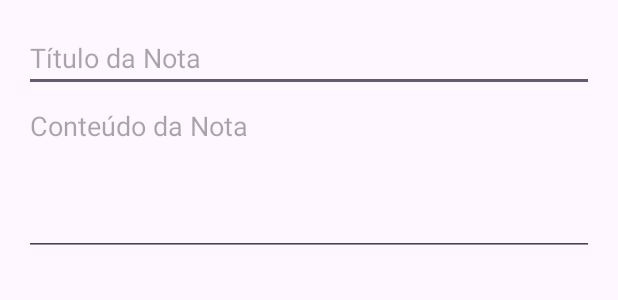
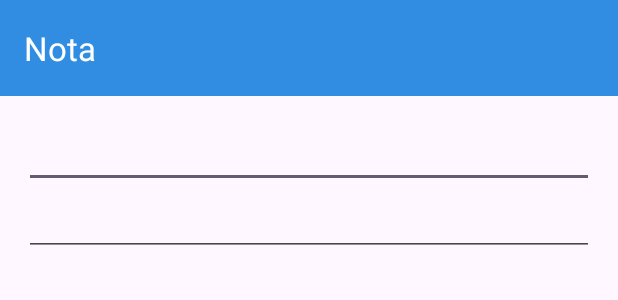
Before and after one commit to Filipe3Paisana/Note-Application-android, an Android app: the layout activity_note.xml on its own in the app's theme, with its tools: preview values and no code run, on a phone screen of 412 x 824 dp. Shown: the top 300 px of the screen. Run offline under Robolectric (Android 15) with nearby library versions, the phone set to English and light mode, and no system bars.

Commit message:
Created the basic layout

```diff
--- a/app/src/main/AndroidManifest.xml
+++ b/app/src/main/AndroidManifest.xml
@@ -13,6 +13,9 @@
         android:theme="@style/Theme.Ptiadefilipepaisanaatividade"
         tools:targetApi="31">
         <activity
+            android:name=".NoteActivity"
+            android:exported="false" />
+        <activity
             android:name=".MainActivity"
             android:exported="true">
             <intent-filter>
--- a/app/src/main/res/layout/activity_note.xml
+++ b/app/src/main/res/layout/activity_note.xml
@@ -1,33 +1,50 @@
 <?xml version="1.0" encoding="utf-8"?>
 <androidx.constraintlayout.widget.ConstraintLayout xmlns:android="http://schemas.android.com/apk/res/android"
+    xmlns:app="http://schemas.android.com/apk/res-auto"
+    xmlns:tools="http://schemas.android.com/tools"
     android:layout_width="match_parent"
-    android:layout_height="match_parent">
-    <!-- Layout para a NoteActivity (activity_note.xml) -->
-    <LinearLayout xmlns:android="http://schemas.android.com/apk/res/android"
-        android:layout_width="match_parent"
-        android:layout_height="match_parent"
+    android:layout_height="match_parent"
+    tools:context=".NoteActivity">
+
+    <androidx.appcompat.widget.Toolbar
+        android:id="@+id/toolbar"
+        android:layout_width="fill_parent"
+        android:layout_height="wrap_content"
+        android:background="?attr/colorPrimary"
+        android:minHeight="?attr/actionBarSize"
+        android:theme="?attr/actionBarTheme"
+        app:layout_constraintEnd_toEndOf="parent"
+        app:layout_constraintStart_toStartOf="parent"
+        app:layout_constraintTop_toTopOf="parent"
+        app:title="@string/nota"
+        app:titleTextColor="@color/white" />
+
+    <LinearLayout
+        android:layout_width="0dp"
+        android:layout_height="wrap_content"
+        android:layout_marginStart="16dp"
+        android:layout_marginTop="16dp"
+        android:layout_marginEnd="16dp"
         android:orientation="vertical"
-        android:padding="16dp">
+        app:layout_constraintEnd_toEndOf="parent"
+        app:layout_constraintStart_toStartOf="parent"
+        app:layout_constraintTop_toBottomOf="@+id/toolbar">
 
         <EditText
-            android:id="@+id/noteTitleTextView"
+            android:id="@+id/note_title"
             android:layout_width="match_parent"
             android:layout_height="wrap_content"
-            android:hint="Título da Nota" />
+            android:ems="10"
+            android:inputType="text" />
 
         <EditText
-            android:id="@+id/contentEditText"
+            android:id="@+id/note_body"
             android:layout_width="match_parent"
             android:layout_height="wrap_content"
-            android:hint="Conteúdo da Nota"
-            android:inputType="textMultiLine"
-            android:gravity="top"
-            android:minLines="4" />
+            android:ems="10"
+            android:gravity="start|top"
+            android:inputType="textMultiLine" />
 
-        <TextView
-            android:id="@+id/modifiedDateTextView"
-            android:layout_width="match_parent"
-            android:layout_height="wrap_content" />
     </LinearLayout>
 
 
--- a/app/src/main/res/values/colors.xml
+++ b/app/src/main/res/values/colors.xml
@@ -2,4 +2,5 @@
 <resources>
     <color name="black">#FF000000</color>
     <color name="white">#FFFFFFFF</color>
+    <color name="brande_primary">#308DE2</color>
 </resources>
--- a/app/src/main/res/values/strings.xml
+++ b/app/src/main/res/values/strings.xml
@@ -1,4 +1,5 @@
 <resources>
     <string name="app_name">Notas</string>
     <string name="add_action">Criar nota</string>
+    <string name="nota">Nota</string>
 </resources>
--- a/app/src/main/res/values/themes.xml
+++ b/app/src/main/res/values/themes.xml
@@ -2,7 +2,8 @@
     <!-- Base application theme. -->
     <style name="Base.Theme.Ptiadefilipepaisanaatividade" parent="Theme.Material3.DayNight.NoActionBar">
         <!-- Customize your light theme here. -->
-        <!-- <item name="colorPrimary">@color/my_light_primary</item> -->
+         <item name="colorPrimary">@color/brande_primary</item>
+            <item name="colorOnPrimary">@color/white</item>
     </style>
 
     <style name="Theme.Ptiadefilipepaisanaatividade" parent="Base.Theme.Ptiadefilipepaisanaatividade" />
```
Also changed, not shown: app/src/main/java/pt/iade/ptiadefilipepaisanaatividade/NoteActivity.java (+2 -18 lines), app/src/main/res/layout/activity_main.xml (+5 -4 lines), app/src/main/res/layout/row_note_item.xml (deleted, +0 -20 lines).
